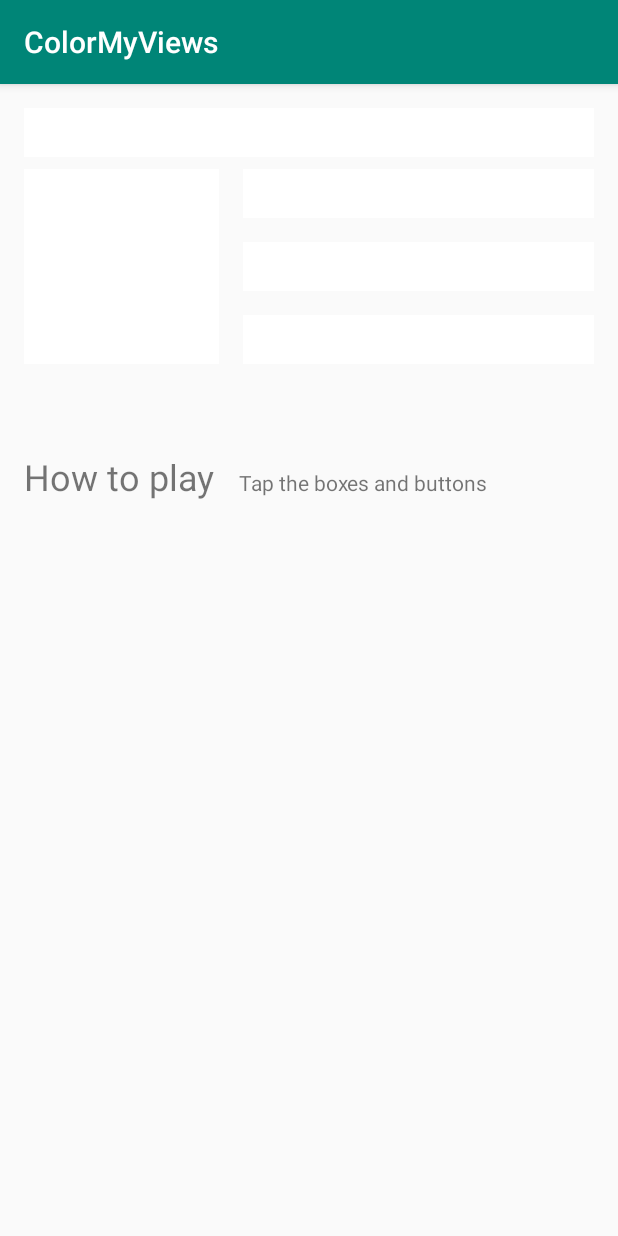
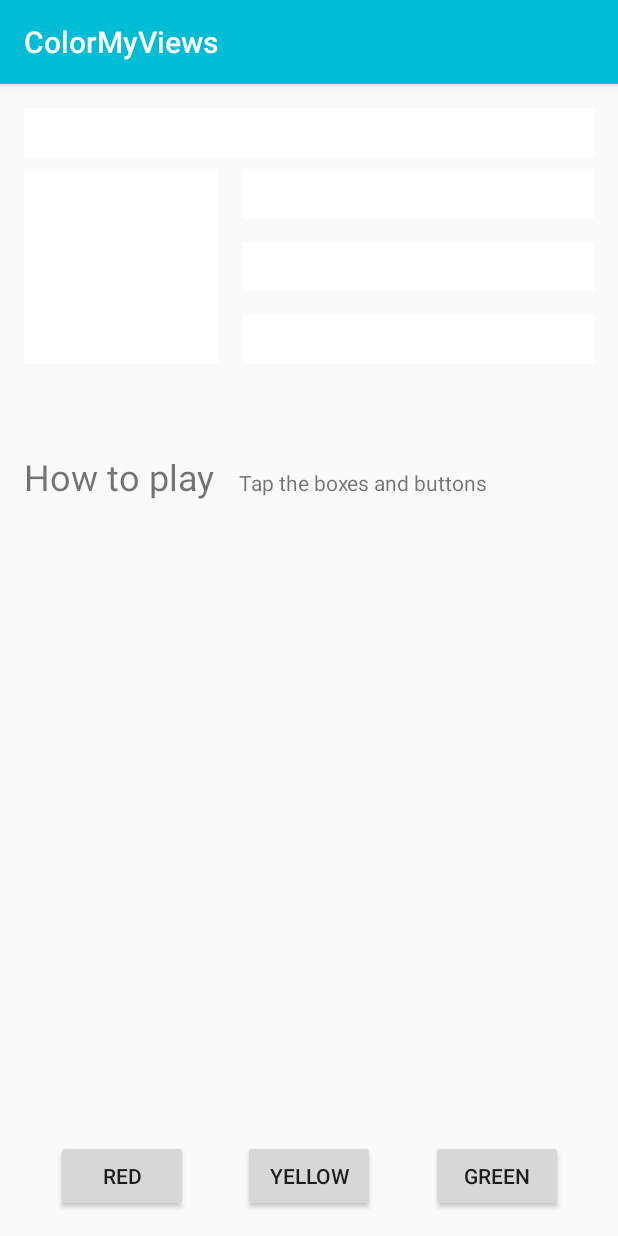
Before and after one commit to Haider8/ColourMyViews-Android, an Android app: the screen it shows after launch (MainActivity), on a phone screen of 412 x 824 dp. Run offline under Robolectric (Android 15) with nearby library versions, the phone set to English and light mode, and no system bars; Roboto replaces fonts that are not available here.

Commit message:
add three buttons chained horizontally

```diff
--- a/app/src/main/java/com/example/android/colormyviews/MainActivity.kt
+++ b/app/src/main/java/com/example/android/colormyviews/MainActivity.kt
@@ -17,7 +17,8 @@ class MainActivity : AppCompatActivity() {
     private fun setListeners() {
         val clickableViews: List<View> =
                 listOf(box_one_text, box_two_text, box_three_text,
-                    box_four_text, box_five_text, constraint_layout)
+                    box_four_text, box_five_text, constraint_layout,
+                    red_button, yellow_button, green_button)
 
         for (item in clickableViews) {
             item.setOnClickListener { makeColored(it) }
@@ -36,6 +37,11 @@ class MainActivity : AppCompatActivity() {
             R.id.box_four_text -> view.setBackgroundResource(android.R.color.holo_green_dark)
             R.id.box_five_text -> view.setBackgroundResource(android.R.color.holo_blue_light)
 
+            // Boxes using custom colors for background
+            R.id.red_button -> box_three_text.setBackgroundResource(R.color.myRed)
+            R.id.yellow_button -> box_four_text.setBackgroundResource(R.color.myYellow)
+            R.id.green_button -> box_five_text.setBackgroundResource(R.color.myGreen)
+
             else -> view.setBackgroundColor(Color.LTGRAY)
         }
     }
--- a/app/src/main/res/layout/activity_main.xml
+++ b/app/src/main/res/layout/activity_main.xml
@@ -68,5 +68,31 @@
             android:layout_marginBottom="16dp" app:layout_constraintBottom_toBottomOf="parent"
             android:layout_marginTop="16dp" app:layout_constraintTop_toBottomOf="@+id/box_two_text"
             app:layout_constraintHorizontal_bias="1.0" app:layout_constraintVertical_bias="0.101"/>
+    <Button
+            android:text="@string/button_red"
+            android:layout_width="wrap_content"
+            android:layout_height="wrap_content"
+            android:id="@+id/red_button"
+            app:layout_constraintBaseline_toBaselineOf="@+id/yellow_button"
+            app:layout_constraintStart_toStartOf="parent" app:layout_constraintHorizontal_bias="0.5"
+            app:layout_constraintEnd_toStartOf="@+id/yellow_button" android:layout_marginStart="16dp"/>
+    <Button
+            android:text="@string/button_green"
+            android:layout_width="wrap_content"
+            android:layout_height="wrap_content"
+            android:id="@+id/green_button"
+            app:layout_constraintBaseline_toBaselineOf="@+id/yellow_button"
+            app:layout_constraintStart_toEndOf="@+id/yellow_button" app:layout_constraintHorizontal_bias="0.5"
+            app:layout_constraintEnd_toEndOf="parent" android:layout_marginEnd="16dp"/>
+    <Button
+            android:text="@string/button_yellow"
+            android:layout_width="wrap_content"
+            android:layout_height="wrap_content"
+            android:id="@+id/yellow_button"
+            app:layout_constraintStart_toEndOf="@+id/red_button" app:layout_constraintHorizontal_bias="0.5"
+            app:layout_constraintEnd_toStartOf="@+id/green_button" android:layout_marginStart="16dp"
+            android:layout_marginEnd="16dp" android:layout_marginTop="16dp"
+            app:layout_constraintTop_toBottomOf="@+id/label_text" android:layout_marginBottom="16dp"
+            app:layout_constraintBottom_toBottomOf="parent" app:layout_constraintVertical_bias="1.0"/>
 
 </androidx.constraintlayout.widget.ConstraintLayout>
--- a/app/src/main/res/values/colors.xml
+++ b/app/src/main/res/values/colors.xml
@@ -1,6 +1,10 @@
 <?xml version="1.0" encoding="utf-8"?>
 <resources>
-    <color name="colorPrimary">#008577</color>
-    <color name="colorPrimaryDark">#00574B</color>
+    <color name="colorPrimary">#00BCD4</color>
+    <color name="colorPrimaryDark">#2196F3</color>
     <color name="colorAccent">#D81B60</color>
+
+    <color name="myGreen">#47F507</color>
+    <color name="myRed">#E6034E</color>
+    <color name="myYellow">#FFDCEB02</color>
 </resources>
```
